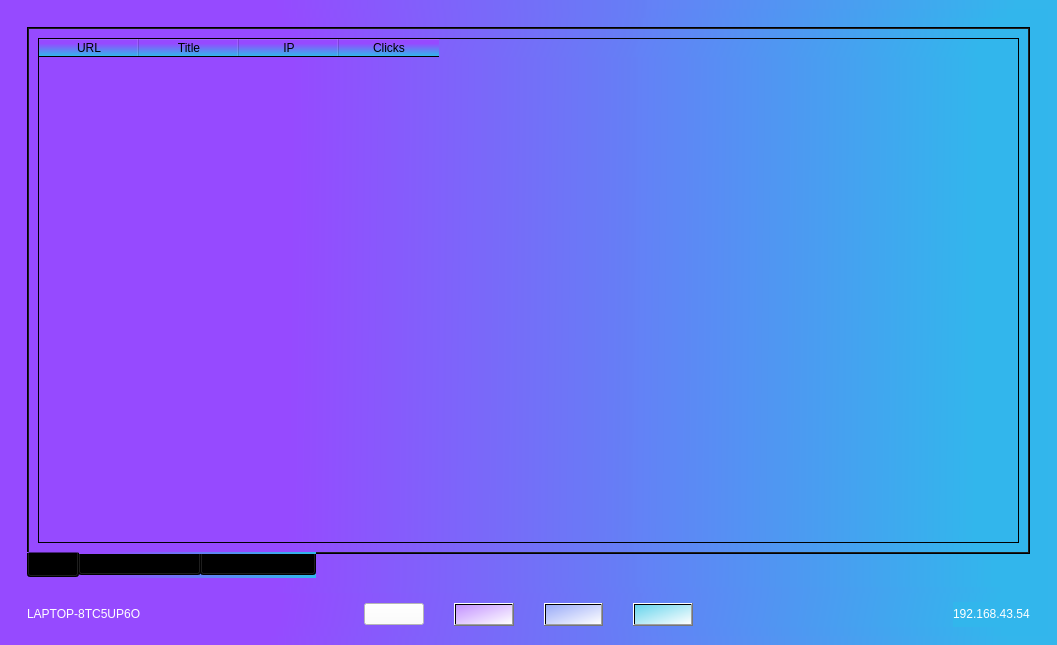
First picture: the form in src/designs/mainWindow.ui, repository MoonPengu/WebScrapper, before the edit.
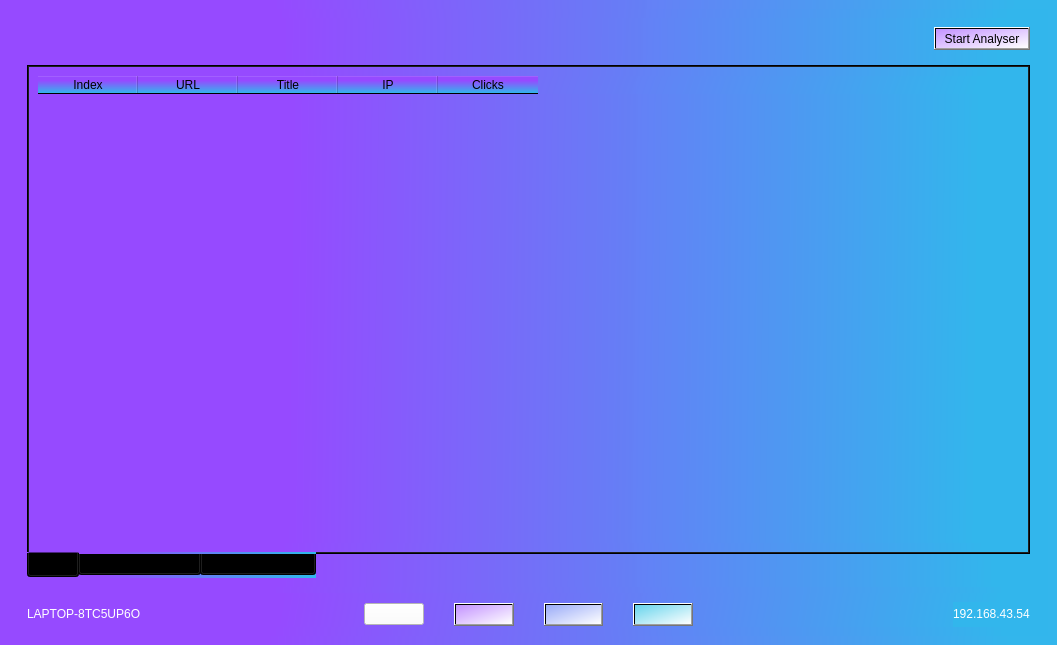
Second picture: the form after the edit. Icons and pictures are not drawn.

Commit message: Moved Url click observing to background

```diff
--- a/src/designs/mainWindow.ui
+++ b/src/designs/mainWindow.ui
@@ -536,6 +536,22 @@
          </widget>
          <widget class="QWidget" name="NetworkAnalyserPage">
           <layout class="QVBoxLayout" name="verticalLayout_10">
+           <property name="spacing">
+            <number>15</number>
+           </property>
+           <item alignment="Qt::AlignRight">
+            <widget class="QPushButton" name="startAnalyserBtn">
+             <property name="cursor">
+              <cursorShape>PointingHandCursor</cursorShape>
+             </property>
+             <property name="styleSheet">
+              <string notr="true">background-color:qlineargradient(spread:pad, x1:0, y1:0, x2:1, y2:1, stop:0 rgba(195, 146, 255, 255), stop:1 rgba(255, 255, 255, 255))</string>
+             </property>
+             <property name="text">
+              <string>  Start Analyser  </string>
+             </property>
+            </widget>
+           </item>
            <item>
             <widget class="QTabWidget" name="tabWidget">
              <property name="styleSheet">
@@ -550,9 +566,27 @@
              <property name="currentIndex">
               <number>0</number>
              </property>
+             <property name="iconSize">
+              <size>
+               <width>16</width>
+               <height>16</height>
+              </size>
+             </property>
+             <property name="elideMode">
+              <enum>Qt::ElideNone</enum>
+             </property>
+             <property name="usesScrollButtons">
+              <bool>true</bool>
+             </property>
+             <property name="documentMode">
+              <bool>false</bool>
+             </property>
              <property name="tabsClosable">
               <bool>false</bool>
              </property>
+             <property name="movable">
+              <bool>true</bool>
+             </property>
              <property name="tabBarAutoHide">
               <bool>false</bool>
              </property>
@@ -567,6 +601,14 @@
               <layout class="QVBoxLayout" name="verticalLayout_16">
                <item>
                 <widget class="QTableWidget" name="logsTW">
+                 <property name="frameShape">
+                  <enum>QFrame::NoFrame</enum>
+                 </property>
+                 <column>
+                  <property name="text">
+                   <string>Index</string>
+                  </property>
+                 </column>
                  <column>
                   <property name="text">
                    <string>URL</string>
```
Left out of the diff: 12 changed lines with no effect on the pictures. The commit also changes 3 other files.
